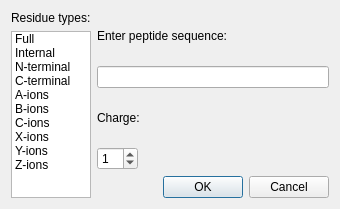
The window that source/VISUAL/DIALOGS/TheoreticalSpectrumGenerationDialog.ui (open-ms/all-svn-branches) describes before a commit, drawn with Qt 5.
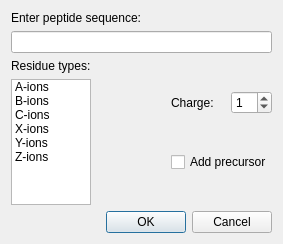
The same window after the commit.

Commit message: minor improvements to spectrum generation dialog

The edit to the form file:
```diff
--- a/source/VISUAL/DIALOGS/TheoreticalSpectrumGenerationDialog.ui
+++ b/source/VISUAL/DIALOGS/TheoreticalSpectrumGenerationDialog.ui
@@ -5,14 +5,50 @@
    <rect>
     <x>0</x>
     <y>0</y>
-    <width>340</width>
-    <height>209</height>
+    <width>283</width>
+    <height>244</height>
    </rect>
   </property>
   <property name="windowTitle" >
    <string>Generate theoretical spectrum</string>
   </property>
-  <layout class="QHBoxLayout" name="horizontalLayout" >
+  <layout class="QVBoxLayout" name="verticalLayout_4" >
+   <item>
+    <layout class="QVBoxLayout" name="verticalLayout" >
+     <item>
+      <widget class="QLabel" name="enter_seq_label" >
+       <property name="text" >
+        <string>Enter peptide sequence:</string>
+       </property>
+      </widget>
+     </item>
+     <item>
+      <widget class="QLineEdit" name="line_edit" >
+       <property name="sizePolicy" >
+        <sizepolicy vsizetype="Fixed" hsizetype="Expanding" >
+         <horstretch>0</horstretch>
+         <verstretch>0</verstretch>
+        </sizepolicy>
+       </property>
+      </widget>
+     </item>
+    </layout>
+   </item>
+   <item>
+    <spacer name="verticalSpacer" >
+     <property name="orientation" >
+      <enum>Qt::Vertical</enum>
+     </property>
+     <property name="sizeHint" stdset="0" >
+      <size>
+       <width>20</width>
+       <height>0</height>
+      </size>
+     </property>
+    </spacer>
+   </item>
+   <item>
+    <layout class="QHBoxLayout" name="horizontalLayout_2" >
    <item>
     <layout class="QVBoxLayout" name="verticalLayout_3" >
      <item>
@@ -33,26 +69,6 @@
        <property name="selectionMode" >
         <enum>QAbstractItemView::MultiSelection</enum>
        </property>
-       <item>
-        <property name="text" >
-         <string>Full</string>
-        </property>
-       </item>
-       <item>
-        <property name="text" >
-         <string>Internal</string>
-        </property>
-       </item>
-       <item>
-        <property name="text" >
-         <string>N-terminal</string>
-        </property>
-       </item>
-       <item>
-        <property name="text" >
-         <string>C-terminal</string>
-        </property>
-       </item>
        <item>
         <property name="text" >
          <string>A-ions</string>
@@ -88,31 +104,23 @@
     </layout>
    </item>
    <item>
-    <layout class="QVBoxLayout" name="verticalLayout_5" >
-     <item>
-      <layout class="QVBoxLayout" name="verticalLayout" >
-       <item>
-        <widget class="QLabel" name="enter_seq_label" >
-         <property name="text" >
-          <string>Enter peptide sequence:</string>
-         </property>
-        </widget>
-       </item>
-       <item>
-        <widget class="QLineEdit" name="line_edit" >
-         <property name="sizePolicy" >
-          <sizepolicy vsizetype="Fixed" hsizetype="Expanding" >
-           <horstretch>0</horstretch>
-           <verstretch>0</verstretch>
-          </sizepolicy>
-         </property>
-        </widget>
-       </item>
-      </layout>
+      <spacer name="horizontalSpacer" >
+       <property name="orientation" >
+        <enum>Qt::Horizontal</enum>
+       </property>
+       <property name="sizeHint" stdset="0" >
+        <size>
+         <width>28</width>
+         <height>20</height>
+        </size>
+       </property>
+      </spacer>
      </item>
      <item>
       <layout class="QVBoxLayout" name="verticalLayout_2" >
        <item>
+        <layout class="QHBoxLayout" name="horizontalLayout" >
+         <item>
         <widget class="QLabel" name="spin_label" >
          <property name="text" >
           <string>Charge:</string>
@@ -135,6 +143,20 @@
       </layout>
      </item>
      <item>
+        <widget class="QCheckBox" name="add_precursor_checkbox" >
+         <property name="layoutDirection" >
+          <enum>Qt::LeftToRight</enum>
+         </property>
+         <property name="text" >
+          <string>Add precursor</string>
+         </property>
+        </widget>
+       </item>
+      </layout>
+     </item>
+    </layout>
+   </item>
+   <item>
       <widget class="QDialogButtonBox" name="button_box" >
        <property name="orientation" >
         <enum>Qt::Horizontal</enum>
@@ -143,8 +165,6 @@
         <set>QDialogButtonBox::Cancel|QDialogButtonBox::Ok</set>
        </property>
       </widget>
-     </item>
-    </layout>
    </item>
   </layout>
  </widget>
```
Lines whose indentation alone changed are shown as unchanged. The commit also changes 3 other files.
